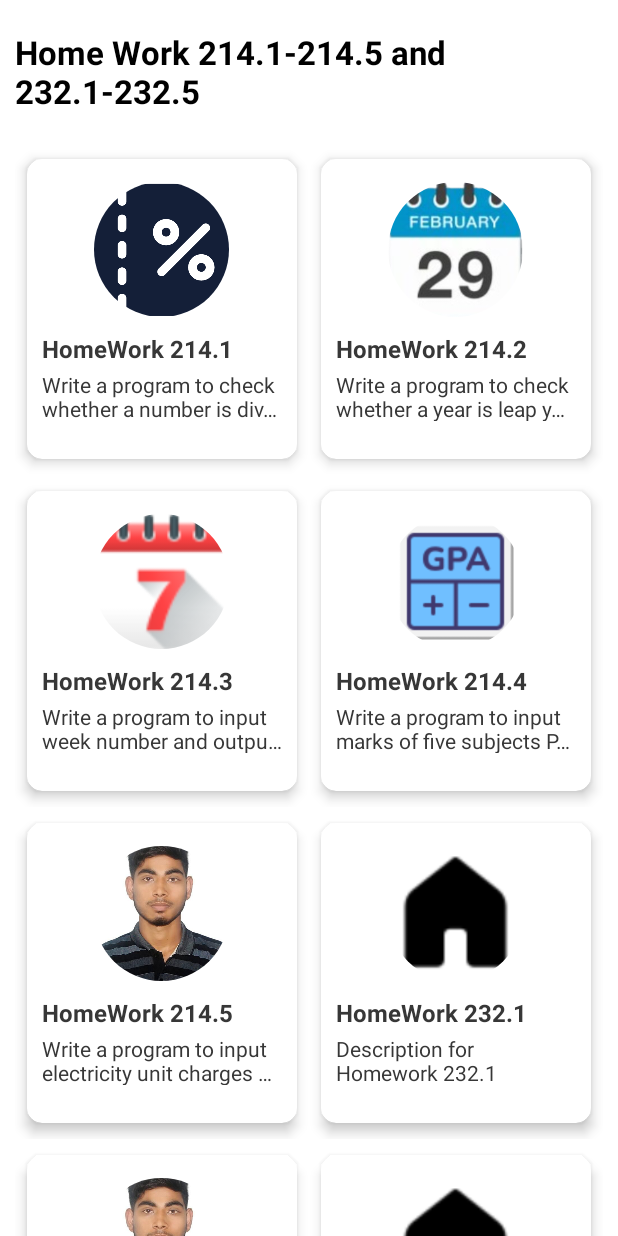
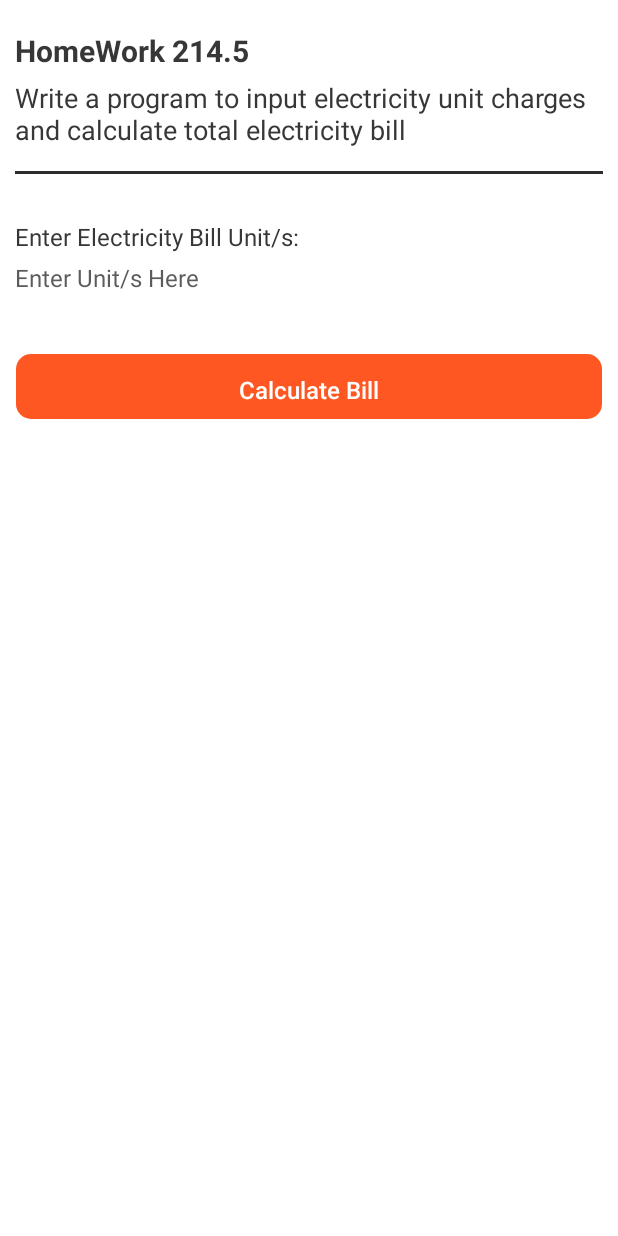
Before and after one commit to 27mdshaonali/HomeWork_247_1to247_3, an Android app: the TenHomeWorks screen opened directly, with no data from a screen before it, after a tap on "HomeWork 214.5", on a phone screen of 412 x 824 dp. Run offline under Robolectric (Android 15) with nearby library versions, the phone set to English and light mode, and no system bars; plain views replace NeumorphTextView, RoundedImageView; 2 other taps on this screen came first.

Commit message:
Project Update 5

```diff
--- a/app/src/main/AndroidManifest.xml
+++ b/app/src/main/AndroidManifest.xml
@@ -16,6 +16,9 @@
         android:supportsRtl="true"
         android:theme="@style/Theme.HomeWork247_1To247_3"
         tools:targetApi="31">
+        <activity
+            android:name=".HomeWork214_6"
+            android:exported="false" />
         <activity
             android:name=".HomeWork214_5"
             android:exported="false" />
--- a/app/src/main/java/com/example/homework247_1to247_3/HomeWork214_5.java
+++ b/app/src/main/java/com/example/homework247_1to247_3/HomeWork214_5.java
@@ -1,6 +1,11 @@
 package com.example.homework247_1to247_3;
 
+import android.annotation.SuppressLint;
 import android.os.Bundle;
+import android.view.View;
+import android.widget.Button;
+import android.widget.EditText;
+import android.widget.TextView;
 
 import androidx.activity.EdgeToEdge;
 import androidx.appcompat.app.AppCompatActivity;
@@ -9,6 +14,12 @@ import androidx.core.view.ViewCompat;
 import androidx.core.view.WindowInsetsCompat;
 
 public class HomeWork214_5 extends AppCompatActivity {
+
+    public static String HW214_5TITLE = "";
+    public static String HW214_5SUBTITLE = "";
+    TextView HW214_5Title, HW214_5SubTitle, resultTextView;
+    EditText userInputtedNumber;
+    Button calculateBillButton;
 
     @Override
     protected void onCreate(Bundle savedInstanceState) {
@@ -20,5 +31,72 @@ public class HomeWork214_5 extends AppCompatActivity {
             v.setPadding(systemBars.left, systemBars.top, systemBars.right, systemBars.bottom);
             return insets;
         });
+
+        initialize();
+
+        HW214_5Title.setText(HW214_5TITLE);
+        HW214_5SubTitle.setText(HW214_5SUBTITLE);
+
+        calculateBillButton.setOnClickListener(v -> calculateBill());
+
+
+    } //======================================= OnCreate Method Ends Here =======================================
+
+    public void initialize() {
+
+        HW214_5Title = findViewById(R.id.HW214_5Title);
+        HW214_5SubTitle = findViewById(R.id.HW214_5SubTitle);
+        resultTextView = findViewById(R.id.resultTextView);
+        userInputtedNumber = findViewById(R.id.userInputtedNumber);
+        calculateBillButton = findViewById(R.id.calculateBillButton);
+
     }
+
+    @SuppressLint("SetTextI18n")
+    public void calculateBill() {
+
+        String inputText = userInputtedNumber.getText().toString().trim();
+
+        if (inputText.isEmpty()) {
+            resultTextView.setVisibility(View.GONE);
+            userInputtedNumber.setError("Enter Bill Unit/s");
+            return;
+        }
+
+        double unit;
+
+        try {
+            unit = Double.parseDouble(inputText);
+        } catch (NumberFormatException e) {
+            resultTextView.setVisibility(View.GONE);
+            userInputtedNumber.setError("Enter a valid number");
+            return;
+        }
+
+        if (unit <= 0) {
+            userInputtedNumber.setError("Enter a valid number greater than zero");
+            return;
+        }
+
+        double withCharge = 0;
+        if (unit <= 50) {
+            withCharge = (unit * 0.50) * 1.20; // Including 20% charge
+        } else if (unit <= 150) {
+            withCharge = ((50 * 0.50) + ((unit - 50) * 0.75)) * 1.20;
+        } else if (unit <= 250) {
+            withCharge = ((50 * 0.50) + (100 * 0.75) + ((unit - 150) * 1.20)) * 1.20;
+        } else {
+            withCharge = ((50 * 0.50) + (100 * 0.75) + (100 * 1.20) + ((unit - 250) * 1.50)) * 1.20;
+        }
+
+        displayResult(unit, withCharge);
+    }
+
+    @SuppressLint("DefaultLocale")
+    private void displayResult(double unit, double withCharge) {
+        resultTextView.setVisibility(View.VISIBLE);
+        resultTextView.setText(String.format("Your total Unit is: %.2f. Total Bill is: %.2f BDT.", unit, withCharge));
+    }
+
+
 }
--- /dev/null
+++ b/app/src/main/java/com/example/homework247_1to247_3/HomeWork214_6.java
@@ -0,0 +1,24 @@
+package com.example.homework247_1to247_3;
+
+import android.os.Bundle;
+
+import androidx.activity.EdgeToEdge;
+import androidx.appcompat.app.AppCompatActivity;
+import androidx.core.graphics.Insets;
+import androidx.core.view.ViewCompat;
+import androidx.core.view.WindowInsetsCompat;
+
+public class HomeWork214_6 extends AppCompatActivity {
+
+    @Override
+    protected void onCreate(Bundle savedInstanceState) {
+        super.onCreate(savedInstanceState);
+        EdgeToEdge.enable(this);
+        setContentView(R.layout.activity_home_work2146);
+        ViewCompat.setOnApplyWindowInsetsListener(findViewById(R.id.main), (v, insets) -> {
+            Insets systemBars = insets.getInsets(WindowInsetsCompat.Type.systemBars());
+            v.setPadding(systemBars.left, systemBars.top, systemBars.right, systemBars.bottom);
+            return insets;
+        });
+    }
+}
--- a/app/src/main/java/com/example/homework247_1to247_3/TenHomeWorks.java
+++ b/app/src/main/java/com/example/homework247_1to247_3/TenHomeWorks.java
@@ -75,13 +75,13 @@ public class TenHomeWorks extends AppCompatActivity {
         arrayList.add(item4);
 
         HashMap<String, String> item5 = new HashMap<>();
-        item5.put("image", String.valueOf(R.drawable.shaon));
+        item5.put("image", String.valueOf(R.drawable.electricity_bill));
         item5.put("title", "HomeWork 214.5");
         item5.put("subtitle", "Write a program to input electricity unit charges and calculate total electricity bill");
         arrayList.add(item5);
 
         HashMap<String, String> item6 = new HashMap<>();
-        item6.put("image", String.valueOf(R.drawable.home));
+        item6.put("image", String.valueOf(R.drawable.multiplication2));
         item6.put("title", "HomeWork 232.1");
         item6.put("subtitle", "Description for Homework 232.1");
         arrayList.add(item6);
@@ -172,6 +172,11 @@ public class TenHomeWorks extends AppCompatActivity {
                     HomeWork214_4.HW214_4SUBTITLE = arrayList.get(i).get("subtitle");
 
                     startActivity(new Intent(TenHomeWorks.this, HomeWork214_4.class));
+                } else if (i == 4) {
+                    HomeWork214_5.HW214_5TITLE = arrayList.get(i).get("title");
+                    HomeWork214_5.HW214_5SUBTITLE = arrayList.get(i).get("subtitle");
+
+                    startActivity(new Intent(TenHomeWorks.this, HomeWork214_5.class));
                 }
 
 
--- a/app/src/main/res/layout/activity_home_work2145.xml
+++ b/app/src/main/res/layout/activity_home_work2145.xml
@@ -1,10 +1,139 @@
 <?xml version="1.0" encoding="utf-8"?>
-<androidx.constraintlayout.widget.ConstraintLayout xmlns:android="http://schemas.android.com/apk/res/android"
-    xmlns:app="http://schemas.android.com/apk/res-auto"
+<RelativeLayout xmlns:android="http://schemas.android.com/apk/res/android"
     xmlns:tools="http://schemas.android.com/tools"
     android:id="@+id/main"
     android:layout_width="match_parent"
     android:layout_height="match_parent"
+    android:background="#EEE64A19"
     tools:context=".HomeWork214_5">
 
-</androidx.constraintlayout.widget.ConstraintLayout>
+    <RelativeLayout
+        android:layout_width="match_parent"
+        android:layout_height="match_parent"
+        android:background="@color/white">
+
+        <LinearLayout
+            android:id="@+id/adView"
+            android:layout_width="match_parent"
+            android:layout_height="wrap_content"
+            android:layout_alignParentTop="true"
+            android:background="@color/white"
+            android:orientation="vertical" />
+
+        <RelativeLayout
+            android:layout_width="match_parent"
+            android:layout_height="wrap_content"
+            android:layout_marginTop="20dp"
+            android:paddingStart="10dp"
+            android:paddingEnd="10dp">
+
+            <LinearLayout
+                android:id="@+id/titleAndSubtitle"
+                android:layout_width="match_parent"
+                android:layout_height="wrap_content"
+                android:orientation="vertical"
+                tools:ignore="UselessParent">
+
+                <TextView
+                    android:id="@+id/HW214_5Title"
+                    android:layout_width="wrap_content"
+                    android:layout_height="wrap_content"
+                    android:text="Title"
+                    android:textColor="#373737"
+                    android:textSize="20sp"
+                    android:textStyle="bold"
+                    tools:ignore="HardcodedText" />
+
+                <TextView
+                    android:id="@+id/HW214_5SubTitle"
+                    android:layout_width="wrap_content"
+                    android:layout_height="wrap_content"
+                    android:layout_marginTop="5dp"
+                    android:layout_marginBottom="5dp"
+                    android:text="Title"
+                    android:textColor="#373737"
+                    android:textSize="18sp"
+                    tools:ignore="HardcodedText" />
+
+                <View
+                    android:layout_width="match_parent"
+                    android:layout_height="2dp"
+                    android:layout_marginTop="10dp"
+                    android:background="#2E2D2D" />
+
+            </LinearLayout>
+
+            <RelativeLayout
+                android:layout_width="match_parent"
+                android:layout_height="wrap_content"
+                android:layout_below="@id/titleAndSubtitle"
+                android:layout_marginTop="15dp">
+
+                <ScrollView
+                    android:layout_width="match_parent"
+                    android:layout_height="match_parent"
+                    tools:ignore="UselessParent">
+
+                    <LinearLayout
+                        android:layout_width="match_parent"
+                        android:layout_height="wrap_content"
+                        android:layout_marginTop="15dp"
+                        android:orientation="vertical"
+                        tools:ignore="HardcodedText">
+
+                        <TextView
+                            android:layout_width="match_parent"
+                            android:layout_height="wrap_content"
+                            android:text="Enter Electricity Bill Unit/s: "
+                            android:textColor="#373737"
+                            android:textSize="16sp" />
+
+                        <EditText
+                            android:id="@+id/userInputtedNumber"
+                            android:layout_width="match_parent"
+                            android:layout_height="wrap_content"
+                            android:layout_marginTop="5dp"
+                            android:background="@null"
+                            android:hint="Enter Unit/s Here"
+                            android:inputType="number"
+                            android:textColor="#373737"
+                            android:textColorHint="#D0373737"
+                            android:textSize="16sp"
+                            tools:ignore="Autofill,HardcodedText" />
+
+                        <Button
+                            android:id="@+id/calculateBillButton"
+                            android:layout_width="match_parent"
+                            android:layout_height="wrap_content"
+                            android:layout_marginTop="40dp"
+                            android:background="@drawable/singecolor_button"
+                            android:text="Calculate Bill"
+                            android:textAllCaps="false"
+                            android:textColor="#ffffff"
+                            android:textSize="16sp" />
+
+                        <TextView
+                            android:id="@+id/resultTextView"
+                            android:layout_width="match_parent"
+                            android:layout_height="wrap_content"
+                            android:layout_marginTop="20dp"
+                            android:text="Result will appear here"
+                            android:textColor="#373737"
+                            android:textSize="16sp"
+                            android:visibility="gone"
+                            tools:ignore="HardcodedText" />
+
+
+                    </LinearLayout>
+
+                </ScrollView>
+
+
+            </RelativeLayout>
+
+        </RelativeLayout>
+
+    </RelativeLayout>
+
+
+</RelativeLayout>
--- /dev/null
+++ b/app/src/main/res/layout/activity_home_work2146.xml
@@ -0,0 +1,10 @@
+<?xml version="1.0" encoding="utf-8"?>
+<androidx.constraintlayout.widget.ConstraintLayout xmlns:android="http://schemas.android.com/apk/res/android"
+    xmlns:app="http://schemas.android.com/apk/res-auto"
+    xmlns:tools="http://schemas.android.com/tools"
+    android:id="@+id/main"
+    android:layout_width="match_parent"
+    android:layout_height="match_parent"
+    tools:context=".HomeWork214_6">
+
+</androidx.constraintlayout.widget.ConstraintLayout>
```
Also changed, not shown: app/src/main/res/drawable/electricity_bill.png (added), app/src/main/res/drawable/multiplication2.png (added).
